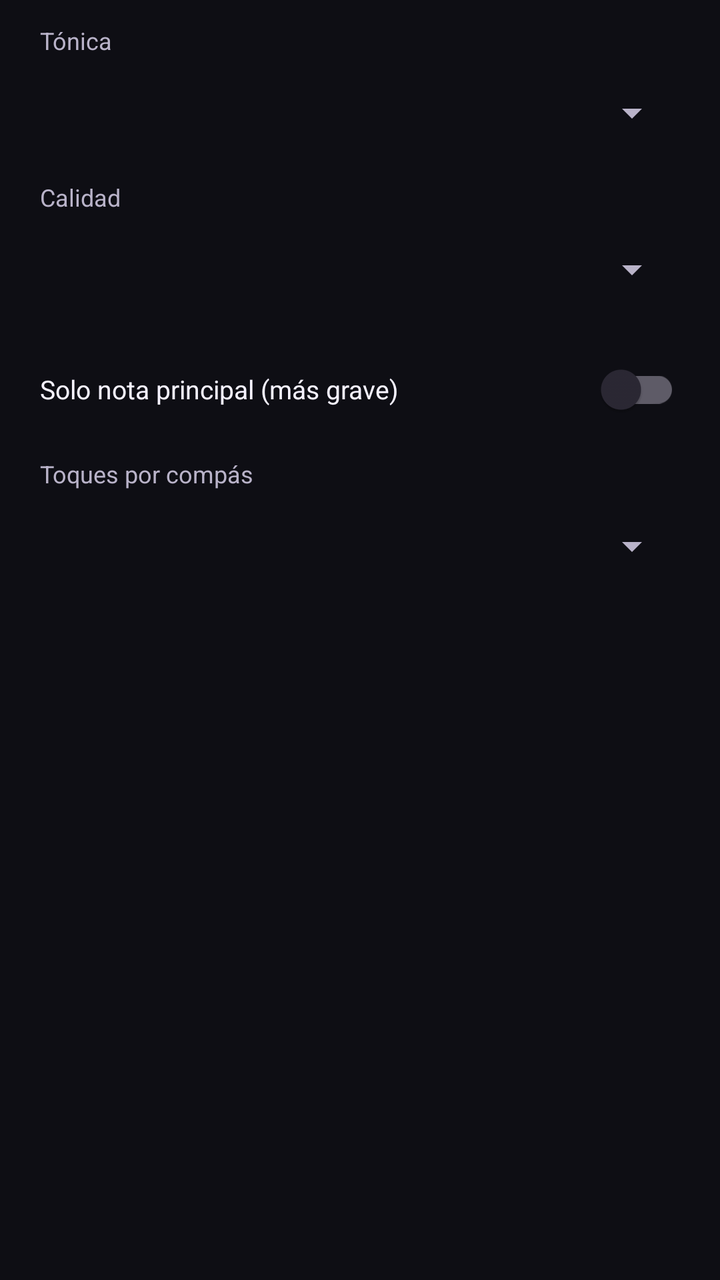
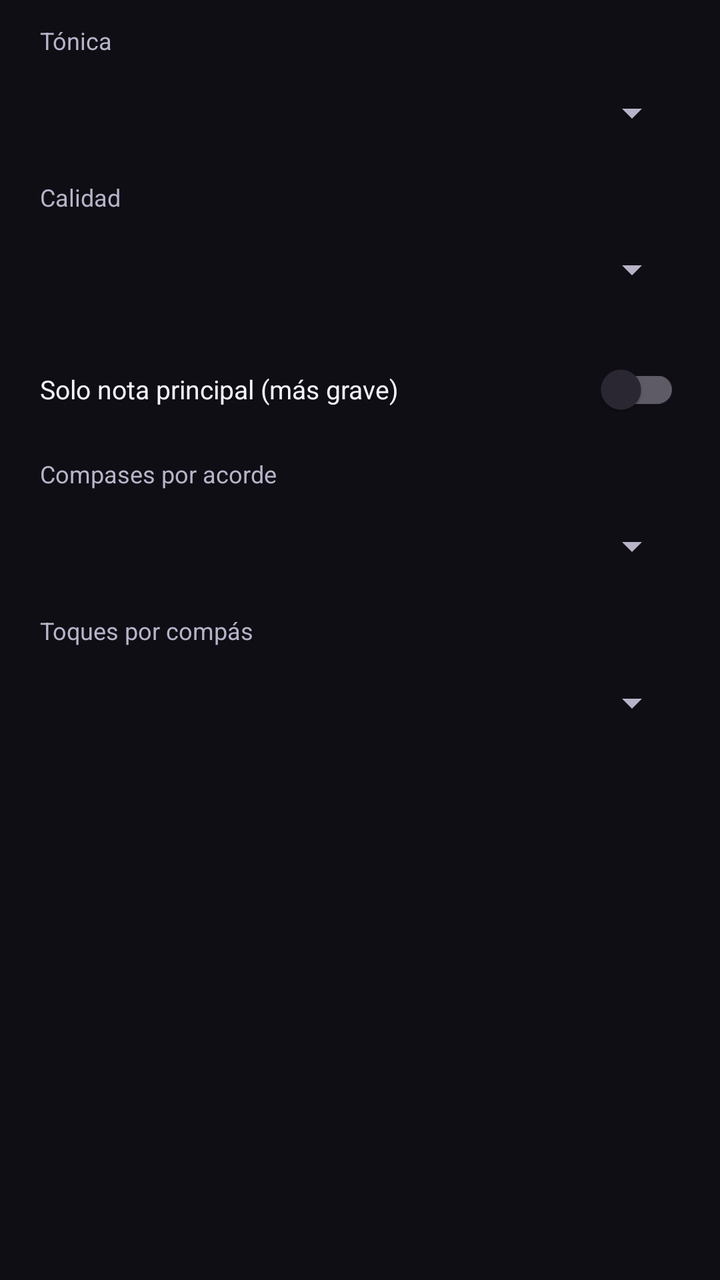

An Android layout rendered at two revisions. The XML below is the earlier revision; the diff shows what the commit changed to produce the second picture.
<!-- AndroidManifest.xml: application theme Theme.DGuitar -->
<!-- res/layout/dialog_improv_chord.xml -->
<?xml version="1.0" encoding="utf-8"?>
<LinearLayout xmlns:android="http://schemas.android.com/apk/res/android"
    android:layout_width="match_parent"
    android:layout_height="wrap_content"
    android:orientation="vertical"
    android:paddingStart="20dp"
    android:paddingTop="12dp"
    android:paddingEnd="20dp"
    android:paddingBottom="4dp">

    <TextView
        android:layout_width="match_parent"
        android:layout_height="wrap_content"
        android:text="Tónica"
        android:textColor="@color/text_secondary"
        android:textSize="12sp" />

    <Spinner
        android:id="@+id/rootSpinner"
        android:layout_width="match_parent"
        android:layout_height="48dp"
        android:layout_marginTop="4dp" />

    <TextView
        android:layout_width="match_parent"
        android:layout_height="wrap_content"
        android:layout_marginTop="10dp"
        android:text="Calidad"
        android:textColor="@color/text_secondary"
        android:textSize="12sp" />

    <Spinner
        android:id="@+id/qualitySpinner"
        android:layout_width="match_parent"
        android:layout_height="48dp"
        android:layout_marginTop="4dp" />

    <com.google.android.material.switchmaterial.SwitchMaterial
        android:id="@+id/principalSwitch"
        android:layout_width="match_parent"
        android:layout_height="wrap_content"
        android:layout_marginTop="12dp"
        android:text="Solo nota principal (más grave)"
        android:textColor="@color/text_primary"
        android:textSize="13sp" />

    <TextView
        android:layout_width="match_parent"
        android:layout_height="wrap_content"
        android:layout_marginTop="10dp"
        android:text="Toques por compás"
        android:textColor="@color/text_secondary"
        android:textSize="12sp" />

    <Spinner
        android:id="@+id/hitsSpinner"
        android:layout_width="match_parent"
        android:layout_height="48dp"
        android:layout_marginTop="4dp" />
</LinearLayout>
<!-- resources referenced by this layout -->
<resources>
  <color name="text_primary">#F5F2FF</color>
  <color name="text_secondary">#B9B3C9</color>
  <style name="Theme.DGuitar" parent="Theme.MaterialComponents.NoActionBar">
          <item name="colorPrimary">@color/accent</item>
          <item name="colorPrimaryVariant">@color/accent_dark</item>
          <item name="colorOnPrimary">@color/white</item>
          <item name="colorSecondary">@color/accent</item>
          <item name="colorSecondaryVariant">@color/accent_dark</item>
          <item name="colorOnSecondary">@color/white</item>
          <item name="android:windowBackground">@color/app_background</item>
          <item name="android:statusBarColor">@color/app_background</item>
          <item name="android:navigationBarColor">@color/app_background</item>
          <item name="android:windowLightStatusBar">false</item>
          <item name="android:textColorPrimary">@color/text_primary</item>
          <item name="android:textColorSecondary">@color/text_secondary</item>
          <item name="colorSurface">@color/surface</item>
          <item name="colorOnSurface">@color/text_primary</item>
          <item name="colorSurfaceVariant">@color/surface_elevated</item>
          <item name="colorOnSurfaceVariant">@color/text_secondary</item>
          <item name="android:colorBackground">@color/app_background</item>
          <item name="colorBackgroundFloating">@color/surface_elevated</item>
          <item name="colorControlNormal">@color/text_secondary</item>
          <item name="colorControlActivated">@color/accent</item>
          <item name="colorError">@color/danger</item>
          <item name="android:colorControlHighlight">@color/ripple</item>
          <item name="android:colorAccent">@color/accent</item>
          <item name="android:colorControlActivated">@color/accent</item>
          <item name="android:colorControlNormal">@color/text_secondary</item>
          <item name="android:fontFamily">sans-serif</item>
          <item name="materialAlertDialogTheme">@style/ThemeOverlay.DGuitar.Dialog</item>
      </style>
  <color name="accent">#7C5CFF</color>
  <color name="accent_dark">#5A3FD6</color>
  <color name="white">#FFFFFFFF</color>
  <color name="app_background">#0E0E14</color>
  <color name="surface">#17141F</color>
  <color name="surface_elevated">#1E1A29</color>
  <color name="danger">#FF6B6B</color>
  <color name="ripple">#337C5CFF</color>
  <style name="ThemeOverlay.DGuitar.Dialog" parent="ThemeOverlay.MaterialComponents.MaterialAlertDialog">
          <item name="colorSurface">@color/surface_elevated</item>
          <item name="colorOnSurface">@color/text_primary</item>
          <item name="colorPrimary">@color/accent</item>
          <item name="colorSecondary">@color/accent</item>
          <item name="colorControlActivated">@color/accent</item>
          <item name="android:textColorPrimary">@color/text_primary</item>
          <item name="android:textColorSecondary">@color/text_secondary</item>
      </style>
</resources>

<!-- the commit's change to res/layout/dialog_improv_chord.xml (unified diff, before → after) -->
@@ -1,60 +1,82 @@
 <?xml version="1.0" encoding="utf-8"?>
-<LinearLayout xmlns:android="http://schemas.android.com/apk/res/android"
+<ScrollView xmlns:android="http://schemas.android.com/apk/res/android"
     android:layout_width="match_parent"
     android:layout_height="wrap_content"
-    android:orientation="vertical"
-    android:paddingStart="20dp"
-    android:paddingTop="12dp"
-    android:paddingEnd="20dp"
-    android:paddingBottom="4dp">
+    android:fillViewport="true">
 
-    <TextView
+    <LinearLayout
         android:layout_width="match_parent"
         android:layout_height="wrap_content"
-        android:text="Tónica"
-        android:textColor="@color/text_secondary"
-        android:textSize="12sp" />
+        android:orientation="vertical"
+        android:paddingStart="20dp"
+        android:paddingTop="12dp"
+        android:paddingEnd="20dp"
+        android:paddingBottom="4dp">
 
-    <Spinner
-        android:id="@+id/rootSpinner"
-        android:layout_width="match_parent"
-        android:layout_height="48dp"
-        android:layout_marginTop="4dp" />
+        <TextView
+            android:layout_width="match_parent"
+            android:layout_height="wrap_content"
+            android:text="Tónica"
+            android:textColor="@color/text_secondary"
+            android:textSize="12sp" />
 
-    <TextView
-        android:layout_width="match_parent"
-        android:layout_height="wrap_content"
-        android:layout_marginTop="10dp"
-        android:text="Calidad"
-        android:textColor="@color/text_secondary"
-        android:textSize="12sp" />
+        <Spinner
+            android:id="@+id/rootSpinner"
+            android:layout_width="match_parent"
+            android:layout_height="48dp"
+            android:layout_marginTop="4dp" />
 
-    <Spinner
-        android:id="@+id/qualitySpinner"
-        android:layout_width="match_parent"
-        android:layout_height="48dp"
-        android:layout_marginTop="4dp" />
+        <TextView
+            android:layout_width="match_parent"
+            android:layout_height="wrap_content"
+            android:layout_marginTop="10dp"
+            android:text="Calidad"
+            android:textColor="@color/text_secondary"
+            android:textSize="12sp" />
 
-    <com.google.android.material.switchmaterial.SwitchMaterial
-        android:id="@+id/principalSwitch"
-        android:layout_width="match_parent"
-        android:layout_height="wrap_content"
-        android:layout_marginTop="12dp"
-        android:text="Solo nota principal (más grave)"
-        android:textColor="@color/text_primary"
-        android:textSize="13sp" />
+        <Spinner
+            android:id="@+id/qualitySpinner"
+            android:layout_width="match_parent"
+            android:layout_height="48dp"
+            android:layout_marginTop="4dp" />
 
-    <TextView
-        android:layout_width="match_parent"
-        android:layout_height="wrap_content"
-        android:layout_marginTop="10dp"
-        android:text="Toques por compás"
-        android:textColor="@color/text_secondary"
-        android:textSize="12sp" />
+        <com.google.android.material.switchmaterial.SwitchMaterial
+            android:id="@+id/principalSwitch"
+            android:layout_width="match_parent"
+            android:layout_height="wrap_content"
+            android:layout_marginTop="12dp"
+            android:text="Solo nota principal (más grave)"
+            android:textColor="@color/text_primary"
+            android:textSize="13sp" />
 
-    <Spinner
-        android:id="@+id/hitsSpinner"
-        android:layout_width="match_parent"
-        android:layout_height="48dp"
-        android:layout_marginTop="4dp" />
-</LinearLayout>
+        <TextView
+            android:id="@+id/barsLabel"
+            android:layout_width="match_parent"
+            android:layout_height="wrap_content"
+            android:layout_marginTop="10dp"
+            android:text="Compases por acorde"
+            android:textColor="@color/text_secondary"
+            android:textSize="12sp" />
+
+        <Spinner
+            android:id="@+id/barsSpinner"
+            android:layout_width="match_parent"
+            android:layout_height="48dp"
+            android:layout_marginTop="4dp" />
+
+        <TextView
+            android:id="@+id/hitsLabel"
+            android:layout_width="match_parent"
+            android:layout_height="wrap_content"
+            android:layout_marginTop="10dp"
+            android:text="Toques por compás"
+            android:textColor="@color/text_secondary"
+            android:textSize="12sp" />
+
+        <Spinner
+            android:id="@+id/hitsSpinner"
+            android:layout_width="match_parent"
+            android:layout_height="48dp"
+            android:layout_marginTop="4dp" />
+    </LinearLayout>
+</ScrollView>
